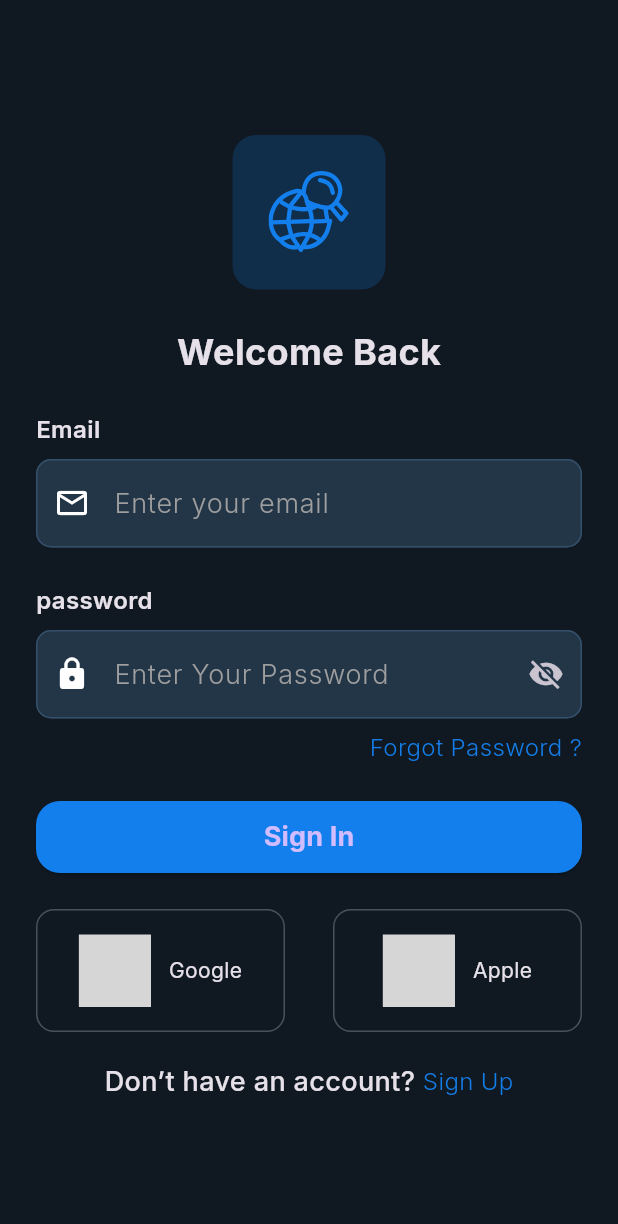
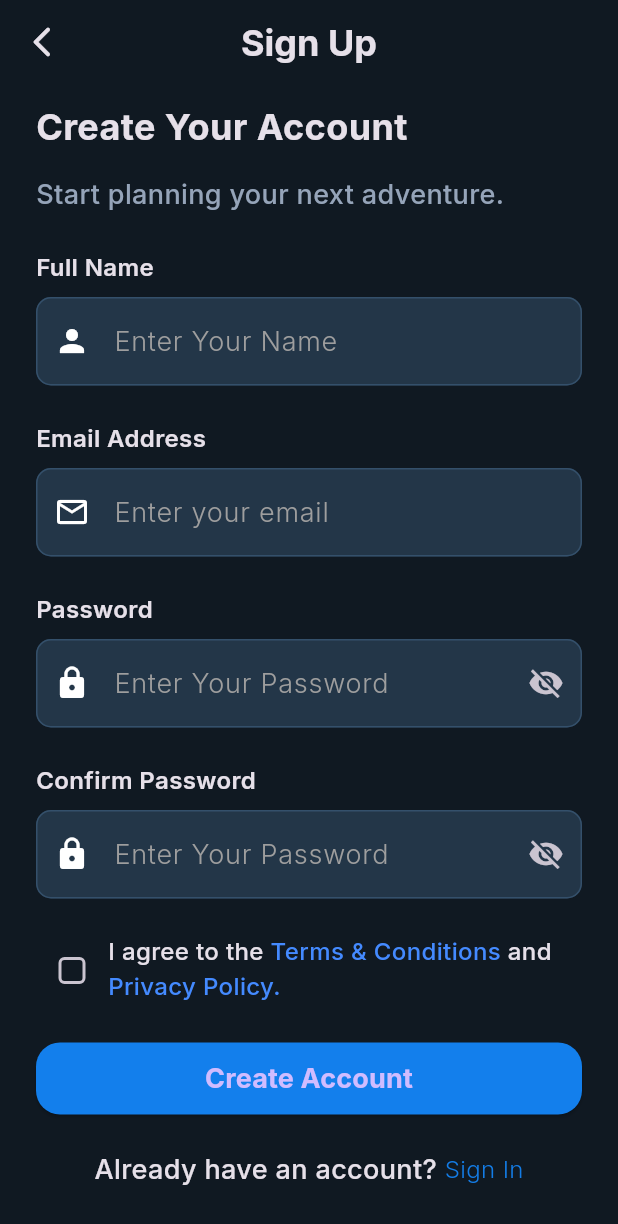
Before and after one commit to mohmdadl/travilo, a Flutter app: the screen it shows after launch, after a tap on "Sign Up", on a phone screen of 412 x 824 dp. Shown: the top 1224 px of the screen. Run offline on Flutter 3.47's test engine with Material 3 defaults, Android fonts, the phone set to English and light mode, and no system bars; our stand-ins replace flutter_svg, google_fonts; grey boxes are pictures that could not be loaded.

Commit message:
finish sign up ui successfully and refactor the code

```diff
--- a/lib/core/utils/styles.dart
+++ b/lib/core/utils/styles.dart
@@ -27,6 +27,10 @@ abstract class AppStyles
       fontWeight: FontWeight.w500,
       fontSize: 18
   );
+  static const textStyleMedium16= TextStyle(
+      fontWeight: FontWeight.w500,
+      fontSize: 16
+  );
   static const textStyleExtraLight18= TextStyle(
       fontWeight: FontWeight.w300,
       fontSize: 18
--- a/lib/features/auth/presentation/views/sign_up_view.dart
+++ b/lib/features/auth/presentation/views/sign_up_view.dart
@@ -1,4 +1,6 @@
 import 'package:flutter/material.dart';
+import 'package:travilo/core/utils/styles.dart';
+import 'package:travilo/features/auth/presentation/views/widgets/sign_up_view_body.dart';
 
 class SignUpView extends StatelessWidget {
   const SignUpView({super.key});
@@ -6,6 +8,15 @@ class SignUpView extends StatelessWidget {
 
   @override
   Widget build(BuildContext context) {
-    return const Placeholder();
+    return  Scaffold(
+      appBar: AppBar(
+        backgroundColor: Colors.transparent,
+        leading: IconButton(onPressed: () {}, icon: const Icon(Icons.arrow_back_ios_new_rounded)),
+        centerTitle: true,
+        title: Text("Sign Up",style: AppStyles.textStyleBold24,),
+
+      ),
+      body: SignUpViewBody(),
+    );
   }
 }
--- /dev/null
+++ b/lib/features/auth/presentation/views/widgets/custom_labeled_field.dart
@@ -0,0 +1,27 @@
+import 'package:flutter/material.dart';
+
+import '../../../../../core/utils/styles.dart';
+
+class LabeledField extends StatelessWidget {
+  final String label;
+  final Widget field;
+
+  const LabeledField({
+    super.key,
+    required this.label,
+    required this.field,
+  });
+
+  @override
+  Widget build(BuildContext context) {
+    return Column(
+      crossAxisAlignment: CrossAxisAlignment.start,
+      children: [
+        Text(label, style: AppStyles.textStyleSemiBold16),
+        const SizedBox(height: 8),
+        field,
+        const SizedBox(height: 24),
+      ],
+    );
+  }
+}
--- a/lib/features/auth/presentation/views/widgets/custom_remember_me.dart
+++ /dev/null
@@ -1,26 +0,0 @@
-import 'package:flutter/material.dart';
-
-class CustomRememberMe extends StatelessWidget {
-  final bool isChecked;
-  final ValueChanged<bool> onChanged;
-
-  const CustomRememberMe({
-    super.key,
-    required this.isChecked,
-    required this.onChanged,
-  });
-
-  @override
-  Widget build(BuildContext context) {
-    return Row(
-      children: [
-        Checkbox(
-          value: isChecked,
-          onChanged: (v) => onChanged(v!),
-        ),
-        const Text("Remember Me"),
-
-      ],
-    );
-  }
-}
--- /dev/null
+++ b/lib/features/auth/presentation/views/widgets/custom_terms_and_condition_widget.dart
@@ -0,0 +1,43 @@
+import 'package:flutter/material.dart';
+
+import '../../../../../core/utils/styles.dart';
+class CustomTermsAndConditions extends StatelessWidget {
+  final bool isChecked;
+  final ValueChanged<bool> onChanged;
+
+  const CustomTermsAndConditions({
+    super.key,
+    required this.isChecked,
+    required this.onChanged,
+  });
+
+  @override
+  Widget build(BuildContext context) {
+    return Row(
+      crossAxisAlignment: CrossAxisAlignment.start,
+      children: [
+        Checkbox(
+          shape:  RoundedRectangleBorder(borderRadius: BorderRadius.circular(4)),
+          value: isChecked,
+          onChanged: (v) => onChanged(v!),
+        ),
+        Expanded(
+          child: Wrap(
+            children:  [
+              Text("I agree to the ",style: AppStyles.textStyleMedium16,),
+              Text(
+                "Terms & Conditions",
+                style: AppStyles.textStyleMedium16.copyWith(color: Colors.blueAccent),
+              ),
+              Text(" and ",style: AppStyles.textStyleMedium16,),
+              Text(
+                "Privacy Policy.",
+                style: AppStyles.textStyleMedium16.copyWith(color: Colors.blueAccent),
+              ),
+            ],
+          ),
+        ),
+      ],
+    );
+  }
+}
--- a/lib/features/auth/presentation/views/widgets/sign_in_view_body.dart
+++ b/lib/features/auth/presentation/views/widgets/sign_in_view_body.dart
@@ -2,12 +2,13 @@ import 'package:flutter/material.dart';
 import 'package:flutter_svg/flutter_svg.dart';
 import 'package:travilo/core/utils/app_images.dart';
 import 'package:travilo/core/utils/styles.dart';
+import 'package:travilo/features/auth/presentation/views/sign_up_view.dart';
 import 'package:travilo/features/auth/presentation/views/widgets/log_in_widgets/custom_forget_password_widget.dart';
 
 import '../../../../../core/utils/widgets/custom_button.dart';
 import 'custom_email_text_field.dart';
 import 'custom_password_text_field.dart';
-import 'log_in_widgets/navigate_to_sign_up_widget.dart';
+import 'log_in_widgets/custom_text_button_navigation.dart';
 import 'log_in_widgets/social_button_row.dart';
 
 class SignInViewBody extends StatefulWidget {
@@ -106,7 +107,9 @@ class _SignInViewBodyState extends State<SignInViewBody> {
                CustomTextButtonNavigation(
                 text: "Don’t have an account? ",
                 textButton: "Sign Up",
-                onTap: (){},
+                onTap: (){
+                  Navigator.of(context).pushNamed(SignUpView.routeName);
+                },
               ),
             ],
           ),
--- /dev/null
+++ b/lib/features/auth/presentation/views/widgets/sign_up_view_body.dart
@@ -0,0 +1,119 @@
+import 'package:flutter/material.dart';
+import 'package:travilo/core/utils/styles.dart';
+import 'package:travilo/core/utils/widgets/custom_button.dart';
+import 'package:travilo/features/auth/presentation/views/widgets/custom_email_text_field.dart';
+import 'package:travilo/features/auth/presentation/views/widgets/custom_password_text_field.dart';
+import 'package:travilo/features/auth/presentation/views/widgets/log_in_widgets/custom_text_button_navigation.dart';
+import 'custom_labeled_field.dart';
+import 'custom_name_text_field.dart';
+import 'custom_terms_and_condition_widget.dart';
+
+class SignUpViewBody extends StatefulWidget {
+  const SignUpViewBody({super.key});
+
+  @override
+  State<SignUpViewBody> createState() => _SignUpViewBodyState();
+}
+
+class _SignUpViewBodyState extends State<SignUpViewBody> {
+  late TextEditingController nameController;
+  late TextEditingController emailController;
+  late TextEditingController passwordController;
+  late TextEditingController confirmPasswordController;
+
+  bool visible = true;
+  bool confirmVisible = true;
+  bool agree = false;
+
+  @override
+  void initState() {
+    nameController = TextEditingController();
+    emailController = TextEditingController();
+    passwordController = TextEditingController();
+    confirmPasswordController = TextEditingController();
+    super.initState();
+  }
+
+  @override
+  void dispose() {
+    nameController.dispose();
+    emailController.dispose();
+    passwordController.dispose();
+    confirmPasswordController.dispose();
+    super.dispose();
+  }
+
+  @override
+  Widget build(BuildContext context) {
+    return Center(
+      child: SingleChildScrollView(
+        child: Padding(
+          padding: const EdgeInsets.symmetric(horizontal: 24),
+          child: Column(
+            crossAxisAlignment: CrossAxisAlignment.start,
+            children: [
+              Text("Create Your Account", style: AppStyles.textStyleBold24),
+              const SizedBox(height: 16),
+
+              Text(
+                "Start planning your next adventure.",
+                style: AppStyles.textStyleMedium18.copyWith(
+                  color: const Color(0xff95A4B9),
+                ),
+              ),
+
+              const SizedBox(height: 24),
+              LabeledField(
+                label: "Full Name",
+                field: NameField(nameController: nameController),
+              ),
+              LabeledField(
+                label: "Email Address",
+                field: EmailField(emailController: emailController),
+              ),
+              LabeledField(
+                label: "Password",
+                field: PasswordField(
+                  passwordController: passwordController,
+                  visible: visible,
+                  toggleVisibility: () {
+                    setState(() => visible = !visible);
+                  },
+                ),
+              ),
+              LabeledField(
+                label: "Confirm Password",
+                field: PasswordField(
+                  passwordController: confirmPasswordController,
+                  visible: confirmVisible,
+                  toggleVisibility: () {
+                    setState(() => confirmVisible = !confirmVisible);
+                  },
+                ),
+              ),
+              CustomTermsAndConditions(
+                isChecked: agree,
+                onChanged: (v) => setState(() => agree = v),
+              ),
+
+              const SizedBox(height: 24),
+              CustomButton(
+                text: "Create Account",
+                onTap: () {},
+              ),
+
+              const SizedBox(height: 24),
+              CustomTextButtonNavigation(
+                text: "Already have an account? ",
+                textButton: "Sign In",
+                onTap: () {},
+              ),
+
+              const SizedBox(height: 20),
+            ],
+          ),
+        ),
+      ),
+    );
+  }
+}
```
Also changed, not shown: lib/features/auth/presentation/views/widgets/custom_name_text_field.dart (renamed from lib/features/auth/presentation/views/widgets/cutom_name_text_field.dart), lib/features/auth/presentation/views/widgets/log_in_widgets/custom_text_button_navigation.dart (renamed from lib/features/auth/presentation/views/widgets/log_in_widgets/navigate_to_sign_up_widget.dart).
